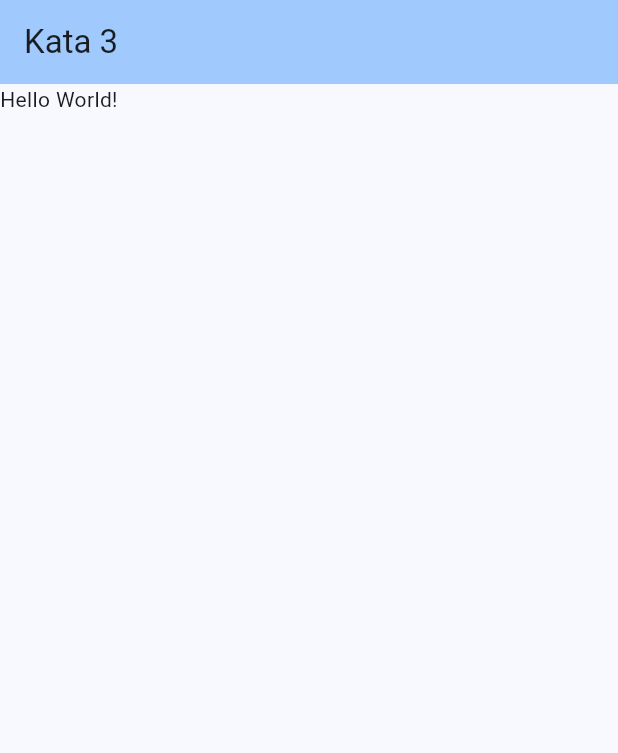
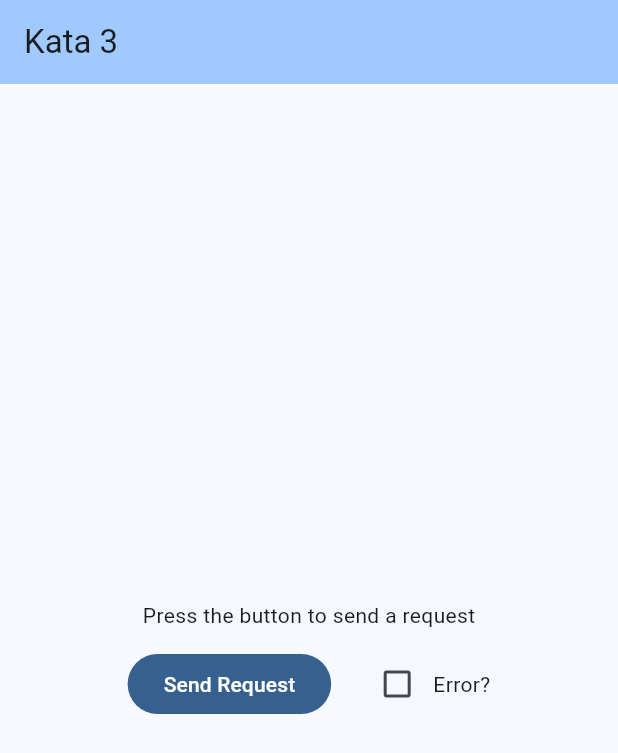
Before and after one commit to turtledev1/flutter_http_kata, a Flutter app: the screen it shows after launch, on a phone screen of 412 x 824 dp. Shown: the top 753 px of the screen. Run offline on Flutter 3.47's test engine with Material 3 defaults, Android fonts, the light colour scheme and no system bars.

Commit message:
Implement solution

```diff
--- a/lib/main.dart
+++ b/lib/main.dart
@@ -1,4 +1,5 @@
 import 'package:flutter/material.dart';
+import 'package:http/http.dart';
 
 void main() {
   runApp(const MyApp());
@@ -20,8 +21,37 @@ class MyApp extends StatelessWidget {
   }
 }
 
-class MyHomePage extends StatelessWidget {
+class MyHomePage extends StatefulWidget {
   const MyHomePage({super.key});
+
+  @override
+  State<MyHomePage> createState() => _MyHomePageState();
+}
+
+class _MyHomePageState extends State<MyHomePage> {
+  bool isLoading = false;
+  bool isError = false;
+  String message = 'Press the button to send a request';
+
+  Future<void> sendRequest() async {
+    setState(() {
+      isLoading = true;
+    });
+
+    final response = await get(
+      Uri.parse(
+        'https://fakeresponder.com/?sleep=3000${isError ? '&status=500' : ''}',
+      ),
+    );
+
+    setState(() {
+      isLoading = false;
+      message =
+          response.statusCode == 200
+              ? 'Done!'
+              : 'Failed with status: ${response.statusCode}';
+    });
+  }
 
   @override
   Widget build(BuildContext context) {
@@ -30,7 +60,34 @@ class MyHomePage extends StatelessWidget {
         backgroundColor: Theme.of(context).colorScheme.inversePrimary,
         title: Text('Kata 3'),
       ),
-      body: Text('Hello World!'),
+      body: Center(
+        child: Column(
+          mainAxisAlignment: MainAxisAlignment.center,
+          spacing: 12,
+          children: [
+            isLoading ? CircularProgressIndicator() : Text(message),
+            Row(
+              mainAxisAlignment: MainAxisAlignment.center,
+              children: [
+                FilledButton(
+                  onPressed: isLoading ? null : sendRequest,
+                  child: Text('Send Request'),
+                ),
+                const SizedBox(width: 20),
+                Checkbox(
+                  value: isError,
+                  onChanged: (value) {
+                    setState(() {
+                      isError = value ?? false;
+                    });
+                  },
+                ),
+                Text('Error?'),
+              ],
+            ),
+          ],
+        ),
+      ),
     );
   }
 }
--- a/pubspec.yaml
+++ b/pubspec.yaml
@@ -34,6 +34,7 @@ dependencies:
   # The following adds the Cupertino Icons font to your application.
   # Use with the CupertinoIcons class for iOS style icons.
   cupertino_icons: ^1.0.8
+  http: ^1.4.0
 
 dev_dependencies:
   flutter_test:
```
Also changed, not shown: pubspec.lock, 2 other files.
